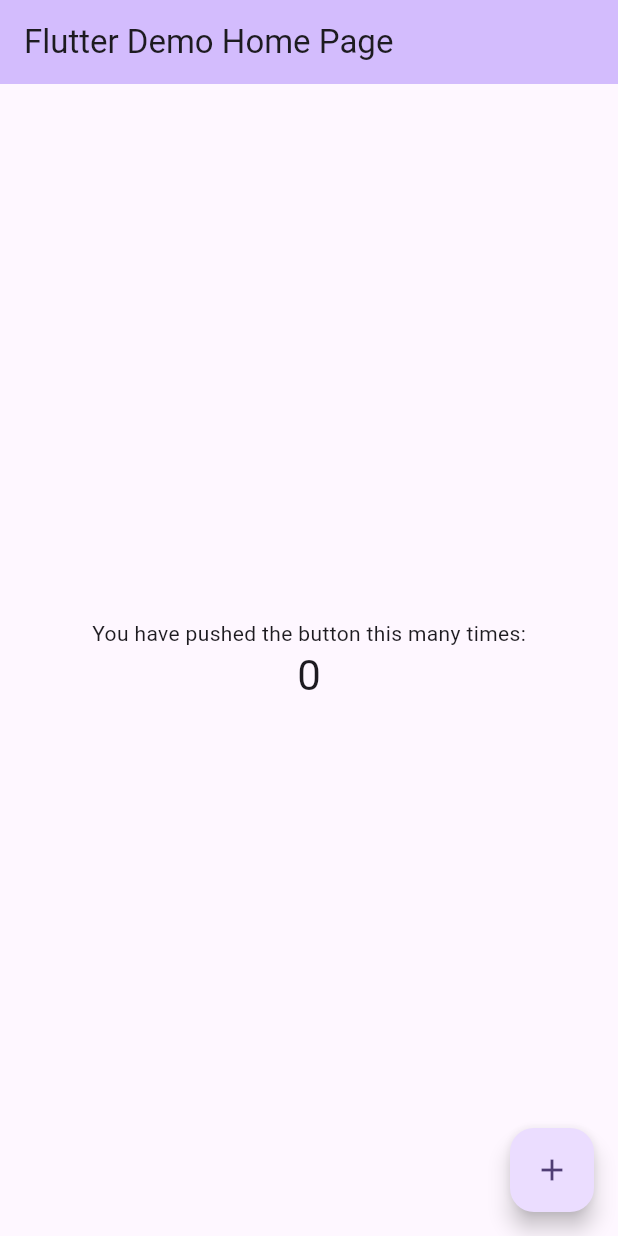
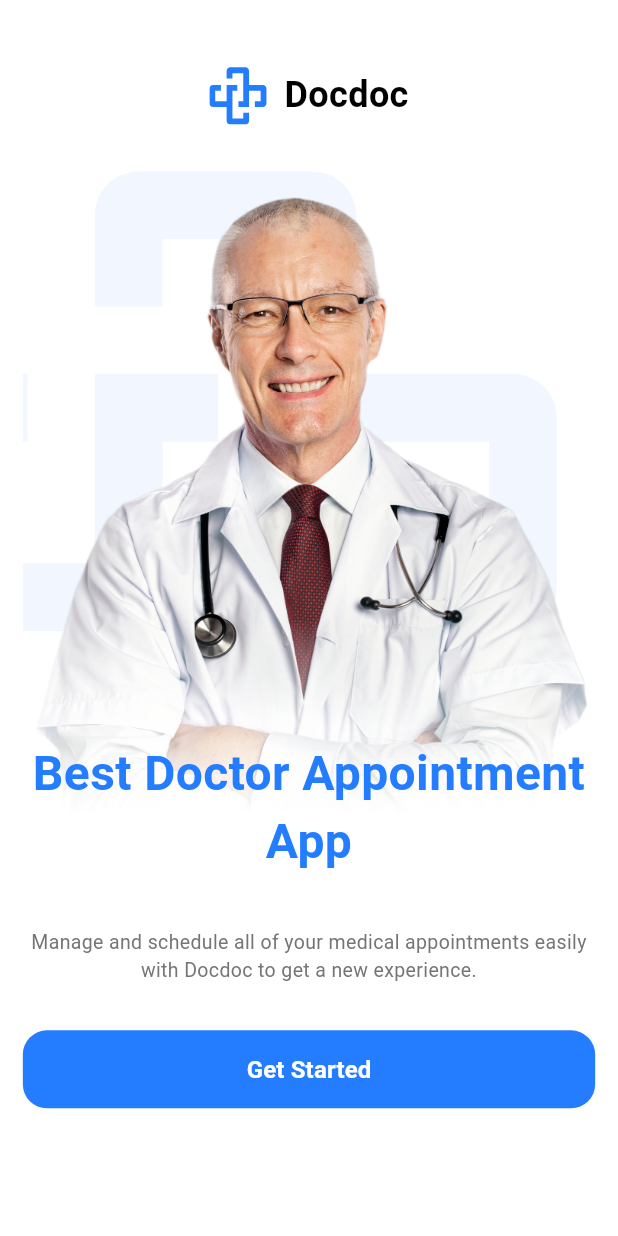
Before and after one commit to Abd2lhakam19/Clinical_app, a Flutter app: the screen it shows after launch, on a phone screen of 412 x 824 dp. Run offline on Flutter 3.47's test engine with Material 3 defaults, Android fonts, the phone set to English and light mode, and no system bars; our stand-ins replace flutter_screenutil, flutter_svg.

Commit message:
Finish [ System Design, On_Boarding Screen]

```diff
--- /dev/null
+++ b/lib/core/routing/app_router.dart
@@ -0,0 +1,22 @@
+import 'package:clinical_app/core/routing/routes.dart';
+import 'package:clinical_app/features/login/ui/screen/widgets/login_screen.dart';
+import 'package:clinical_app/features/on_boarding/widgets/on_boarding_screen.dart';
+import 'package:flutter/material.dart';
+
+class AppRouter {
+  Route generateRoute(RouteSettings settings) {
+    switch (settings.name) {
+      case Routes.onBoardingScreen:
+        return MaterialPageRoute(builder: (_) => const OnBoardingScreen());
+      case Routes.loginScreen:
+        return MaterialPageRoute(builder: (_) => const LoginScreen());
+      default:
+        return MaterialPageRoute(
+            builder: (_) => const Scaffold(
+                  body: Center(
+                    child: Text("Not Valid "),
+                  ),
+                ));
+    }
+  }
+}
--- /dev/null
+++ b/lib/core/routing/routes.dart
@@ -0,0 +1,4 @@
+class Routes {
+  static const String onBoardingScreen = '/onBoardingScreen';
+  static const String loginScreen = '/loginScreen';
+}
--- /dev/null
+++ b/lib/core/theming/app_colors.dart
@@ -0,0 +1,6 @@
+import 'package:flutter/material.dart';
+
+class AppColors {
+  static const Color mainPlue = Color(0xff247CFF);
+  static const Color greyColor = Color(0xff757575);
+}
--- /dev/null
+++ b/lib/core/theming/text_styles.dart
@@ -0,0 +1,13 @@
+import 'package:clinical_app/core/theming/app_colors.dart';
+import 'package:flutter/material.dart';
+
+class TextStyles {
+  static TextStyle font24BlackBold = const TextStyle(
+      color: Colors.black, fontWeight: FontWeight.bold, fontSize: 24);
+  static TextStyle font32MainBlue700weight = const TextStyle(
+      color: AppColors.mainPlue, fontSize: 32, fontWeight: FontWeight.w700);
+  static TextStyle font13Grey400Weight = const TextStyle(
+      color: AppColors.greyColor, fontSize: 13, fontWeight: FontWeight.w400);
+  static TextStyle font16White600Weight = const TextStyle(
+      fontSize: 16, fontWeight: FontWeight.w600, color: Colors.white);
+}
--- /dev/null
+++ b/lib/doc_app.dart
@@ -0,0 +1,26 @@
+import 'package:clinical_app/core/routing/app_router.dart';
+import 'package:clinical_app/core/routing/routes.dart';
+import 'package:clinical_app/core/theming/app_colors.dart';
+import 'package:flutter/material.dart';
+import 'package:flutter_screenutil/flutter_screenutil.dart';
+
+class DocApp extends StatelessWidget {
+  final AppRouter appRouter;
+  const DocApp({super.key, required this.appRouter});
+
+  @override
+  Widget build(BuildContext context) {
+    return ScreenUtilInit(
+      designSize: const Size(375, 812),
+      minTextAdapt: true,
+      child: MaterialApp(
+        debugShowCheckedModeBanner: false,
+        initialRoute: Routes.onBoardingScreen,
+        theme: ThemeData(
+            primaryColor: AppColors.mainPlue,
+            scaffoldBackgroundColor: Colors.white),
+        onGenerateRoute: appRouter.generateRoute,
+      ),
+    );
+  }
+}
--- /dev/null
+++ b/lib/features/login/ui/screen/widgets/login_screen.dart
@@ -0,0 +1,10 @@
+import 'package:flutter/material.dart';
+
+class LoginScreen extends StatelessWidget {
+  const LoginScreen({super.key});
+
+  @override
+  Widget build(BuildContext context) {
+    return const Placeholder();
+  }
+}
--- /dev/null
+++ b/lib/features/on_boarding/widgets/doc_logo.dart
@@ -0,0 +1,25 @@
+import 'package:clinical_app/core/theming/text_styles.dart';
+import 'package:flutter/material.dart';
+import 'package:flutter_screenutil/flutter_screenutil.dart';
+import 'package:flutter_svg/svg.dart';
+
+class DocLogo extends StatelessWidget {
+  const DocLogo({super.key});
+
+  @override
+  Widget build(BuildContext context) {
+    return Row(
+      mainAxisAlignment: MainAxisAlignment.center,
+      children: [
+        SvgPicture.asset('assets/svgs/doc_logo.svg'),
+        SizedBox(
+          width: 10.w,
+        ),
+        Text(
+          "Docdoc",
+          style: TextStyles.font24BlackBold,
+        )
+      ],
+    );
+  }
+}
--- /dev/null
+++ b/lib/features/on_boarding/widgets/doctor_and_title.dart
@@ -0,0 +1,37 @@
+import 'package:clinical_app/core/theming/text_styles.dart';
+import 'package:flutter/material.dart';
+import 'package:flutter_screenutil/flutter_screenutil.dart';
+import 'package:flutter_svg/svg.dart';
+
+class DoctorAndTitle extends StatelessWidget {
+  const DoctorAndTitle({super.key});
+
+  @override
+  Widget build(BuildContext context) {
+    return Stack(
+      children: [
+        SvgPicture.asset("assets/svgs/doc_logo_low_opacity.svg"),
+        Container(
+          foregroundDecoration: BoxDecoration(
+            gradient: LinearGradient(
+              colors: [Colors.white, Colors.white.withOpacity(0.0)],
+              begin: Alignment.bottomCenter,
+              end: Alignment.topCenter,
+              stops: [0.14, 0.4],
+            ),
+          ),
+          child: Image.asset("assets/images/on_boarding_doctor.png"),
+        ),
+        Positioned(
+            bottom: 30,
+            right: 0,
+            left: 0,
+            child: Text(
+              "Best Doctor Appointment App",
+              style: TextStyles.font32MainBlue700weight.copyWith(height: 1.4.h),
+              textAlign: TextAlign.center,
+            ))
+      ],
+    );
+  }
+}
--- /dev/null
+++ b/lib/features/on_boarding/widgets/get_started_button.dart
@@ -0,0 +1,25 @@
+import 'package:clinical_app/core/theming/app_colors.dart';
+import 'package:clinical_app/core/theming/text_styles.dart';
+import 'package:flutter/material.dart';
+
+class GetStartedButton extends StatelessWidget {
+  const GetStartedButton({super.key});
+
+  @override
+  Widget build(BuildContext context) {
+    return TextButton(
+        style: ButtonStyle(
+            backgroundColor: MaterialStateProperty.all(AppColors.mainPlue),
+            tapTargetSize: MaterialTapTargetSize.shrinkWrap,
+            minimumSize: MaterialStateProperty.all(
+              const Size(double.infinity, 52),
+            ),
+            shape: MaterialStateProperty.all(RoundedRectangleBorder(
+                borderRadius: BorderRadius.circular(16)))),
+        onPressed: () {},
+        child: Text(
+          "Get Started",
+          style: TextStyles.font16White600Weight,
+        ));
+  }
+}
--- /dev/null
+++ b/lib/features/on_boarding/widgets/on_boarding_screen.dart
@@ -0,0 +1,46 @@
+import 'package:clinical_app/core/theming/text_styles.dart';
+import 'package:clinical_app/features/on_boarding/widgets/doc_logo.dart';
+import 'package:clinical_app/features/on_boarding/widgets/doctor_and_title.dart';
+import 'package:clinical_app/features/on_boarding/widgets/get_started_button.dart';
+import 'package:flutter/material.dart';
+import 'package:flutter_screenutil/flutter_screenutil.dart';
+
+class OnBoardingScreen extends StatelessWidget {
+  const OnBoardingScreen({super.key});
+
+  @override
+  Widget build(BuildContext context) {
+    return Scaffold(
+      body: SafeArea(
+        child: Padding(
+          padding: EdgeInsets.symmetric(horizontal: 15.h, vertical: 40.w),
+          child: Column(
+            children: [
+              const DocLogo(),
+              SizedBox(
+                height: 30.h,
+              ),
+              const DoctorAndTitle(),
+              Padding(
+                padding: EdgeInsets.symmetric(vertical: 5.w),
+                child: Column(
+                  children: [
+                    Text(
+                      "Manage and schedule all of your medical appointments easily with Docdoc to get a new experience.",
+                      style: TextStyles.font13Grey400Weight,
+                      textAlign: TextAlign.center,
+                    ),
+                    SizedBox(
+                      height: 30.h,
+                    ),
+                    GetStartedButton(),
+                  ],
+                ),
+              )
+            ],
+          ),
+        ),
+      ),
+    );
+  }
+}
--- a/lib/main.dart
+++ b/lib/main.dart
@@ -1,125 +1,9 @@
+import 'package:clinical_app/core/routing/app_router.dart';
+import 'package:clinical_app/doc_app.dart';
 import 'package:flutter/material.dart';
 
 void main() {
-  runApp(const MyApp());
+  runApp(DocApp(
+    appRouter: AppRouter(),
+  ));
 }
-
-class MyApp extends StatelessWidget {
-  const MyApp({super.key});
-
-  // This widget is the root of your application.
-  @override
-  Widget build(BuildContext context) {
-    return MaterialApp(
-      title: 'Flutter Demo',
-      theme: ThemeData(
-        // This is the theme of your application.
-        //
-        // TRY THIS: Try running your application with "flutter run". You'll see
-        // the application has a purple toolbar. Then, without quitting the app,
-        // try changing the seedColor in the colorScheme below to Colors.green
-        // and then invoke "hot reload" (save your changes or press the "hot
-        // reload" button in a Flutter-supported IDE, or press "r" if you used
-        // the command line to start the app).
-        //
-        // Notice that the counter didn't reset back to zero; the application
-        // state is not lost during the reload. To reset the state, use hot
-        // restart instead.
-        //
-        // This works for code too, not just values: Most code changes can be
-        // tested with just a hot reload.
-        colorScheme: ColorScheme.fromSeed(seedColor: Colors.deepPurple),
-        useMaterial3: true,
-      ),
-      home: const MyHomePage(title: 'Flutter Demo Home Page'),
-    );
-  }
-}
-
-class MyHomePage extends StatefulWidget {
-  const MyHomePage({super.key, required this.title});
-
-  // This widget is the home page of your application. It is stateful, meaning
-  // that it has a State object (defined below) that contains fields that affect
-  // how it looks.
-
-  // This class is the configuration for the state. It holds the values (in this
-  // case the title) provided by the parent (in this case the App widget) and
-  // used by the build method of the State. Fields in a Widget subclass are
-  // always marked "final".
-
-  final String title;
-
-  @override
-  State<MyHomePage> createState() => _MyHomePageState();
-}
-
-class _MyHomePageState extends State<MyHomePage> {
-  int _counter = 0;
-
-  void _incrementCounter() {
-    setState(() {
-      // This call to setState tells the Flutter framework that something has
-      // changed in this State, which causes it to rerun the build method below
-      // so that the display can reflect the updated values. If we changed
-      // _counter without calling setState(), then the build method would not be
-      // called again, and so nothing would appear to happen.
-      _counter++;
-    });
-  }
-
-  @override
-  Widget build(BuildContext context) {
-    // This method is rerun every time setState is called, for instance as done
-    // by the _incrementCounter method above.
-    //
-    // The Flutter framework has been optimized to make rerunning build methods
-    // fast, so that you can just rebuild anything that needs updating rather
-    // than having to individually change instances of widgets.
-    return Scaffold(
-      appBar: AppBar(
-        // TRY THIS: Try changing the color here to a specific color (to
-        // Colors.amber, perhaps?) and trigger a hot reload to see the AppBar
-        // change color while the other colors stay the same.
-        backgroundColor: Theme.of(context).colorScheme.inversePrimary,
-        // Here we take the value from the MyHomePage object that was created by
-        // the App.build method, and use it to set our appbar title.
-        title: Text(widget.title),
-      ),
-      body: Center(
-        // Center is a layout widget. It takes a single child and positions it
-        // in the middle of the parent.
-        child: Column(
-          // Column is also a layout widget. It takes a list of children and
-          // arranges them vertically. By default, it sizes itself to fit its
-          // children horizontally, and tries to be as tall as its parent.
-          //
-          // Column has various properties to control how it sizes itself and
-          // how it positions its children. Here we use mainAxisAlignment to
-          // center the children vertically; the main axis here is the vertical
-          // axis because Columns are vertical (the cross axis would be
-          // horizontal).
-          //
-          // TRY THIS: Invoke "debug painting" (choose the "Toggle Debug Paint"
-          // action in the IDE, or press "p" in the console), to see the
-          // wireframe for each widget.
-          mainAxisAlignment: MainAxisAlignment.center,
-          children: <Widget>[
-            const Text(
-              'You have pushed the button this many times:',
-            ),
-            Text(
-              '$_counter',
-              style: Theme.of(context).textTheme.headlineMedium,
-            ),
-          ],
-        ),
-      ),
-      floatingActionButton: FloatingActionButton(
-        onPressed: _incrementCounter,
-        tooltip: 'Increment',
-        child: const Icon(Icons.add),
-      ), // This trailing comma makes auto-formatting nicer for build methods.
-    );
-  }
-}
```
Also changed, not shown: pubspec.yaml (+13 -3 lines), assets/images/on_boarding_doctor.png (added), assets/svgs/doc_logo.svg (added), assets/svgs/doc_logo_low_opacity.svg (added), pubspec.lock, 1 other file.
